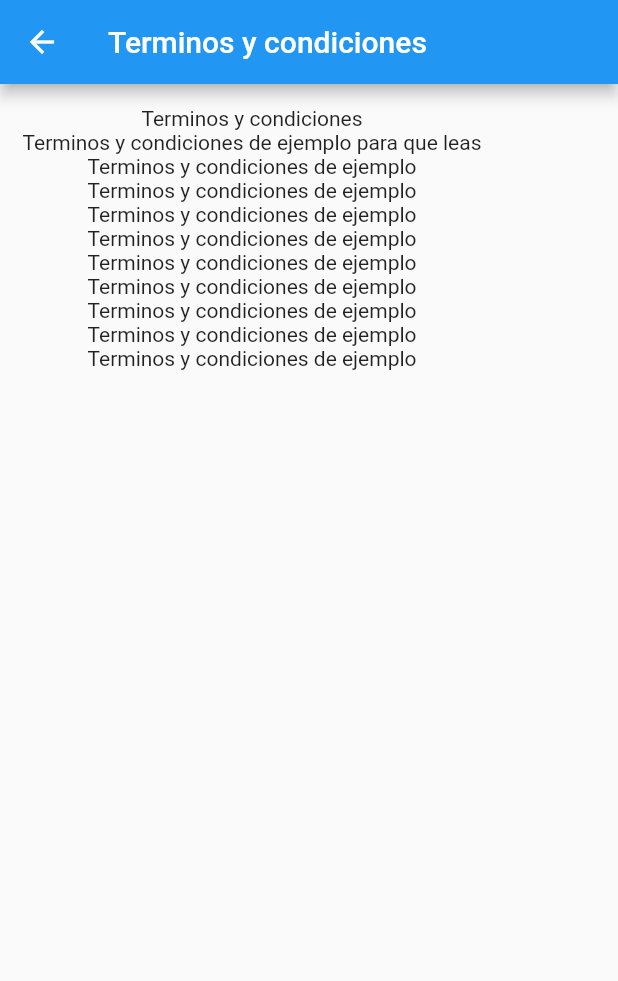
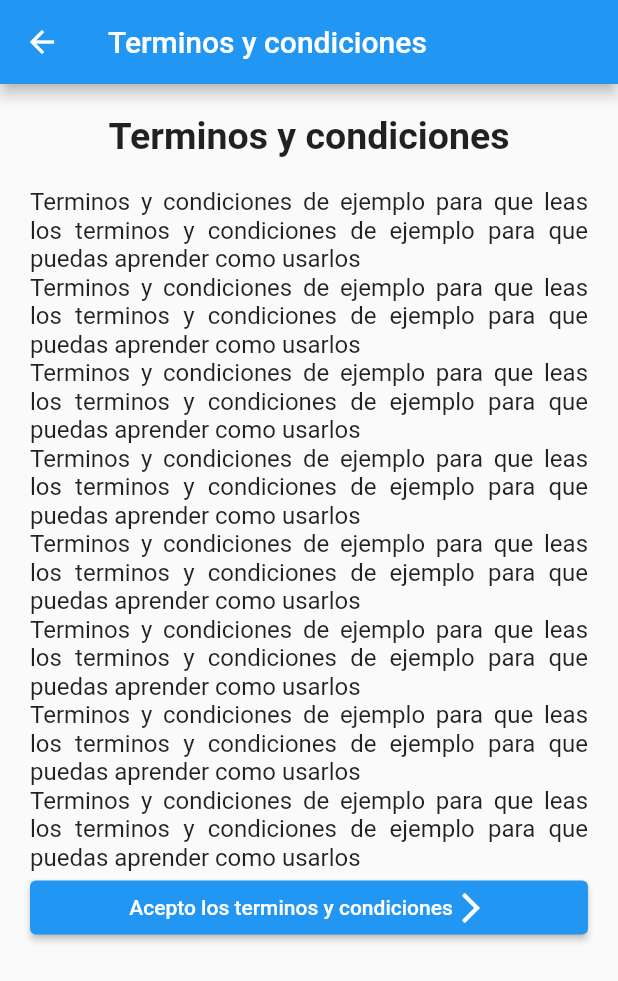
Before and after one commit to juanfer1a/personal_finance, a Flutter app: the page2 screen opened directly, on a phone screen of 412 x 824 dp. Shown: the top 981 px of the screen. Run offline on Flutter 3.47's test engine with Material 2 defaults, Android fonts, the phone set to English and light mode, and no system bars.

```diff
--- a/lib/pages/pages2.dart
+++ b/lib/pages/pages2.dart
@@ -1,4 +1,5 @@
 import 'package:flutter/material.dart';
+import 'package:personal_finance/main.dart';
 
 class page2 extends StatelessWidget {
   const page2({super.key});
@@ -10,21 +11,85 @@ class page2 extends StatelessWidget {
         title: Text('Terminos y condiciones'),
       ),
       body: Padding(
-        padding: const EdgeInsets.all(15.0),
+        padding: const EdgeInsets.all(20.0),
         child: Column(
-          mainAxisAlignment: MainAxisAlignment.start,
-          children: [
-            Text('Terminos y condiciones'),
-            Text('Terminos y condiciones de ejemplo para que leas'),
-            Text('Terminos y condiciones de ejemplo'),
-            Text('Terminos y condiciones de ejemplo'),
-            Text('Terminos y condiciones de ejemplo'),
-            Text('Terminos y condiciones de ejemplo'),
-            Text('Terminos y condiciones de ejemplo'),
-            Text('Terminos y condiciones de ejemplo'),
-            Text('Terminos y condiciones de ejemplo'),
-            Text('Terminos y condiciones de ejemplo'),
-            Text('Terminos y condiciones de ejemplo'),
+          // mainAxisAlignment: MainAxisAlignment.start,
+          //crossAxisAlignment: CrossAxisAlignment.start,
+          children: <Widget>[
+            Text(
+              'Terminos y condiciones',
+              style: TextStyle(fontSize: 25.0, fontWeight: FontWeight.bold),
+            ),
+            SizedBox(
+              height: 20.0,
+            ),
+            Text(
+              "Terminos y condiciones de ejemplo para que leas los"
+              " terminos y condiciones de ejemplo para que puedas aprender como"
+              " usarlos",
+              style: TextStyle(fontSize: 16.0),
+              textAlign: TextAlign.justify,
+            ),
+            Text(
+              "Terminos y condiciones de ejemplo para que leas los"
+              " terminos y condiciones de ejemplo para que puedas aprender como"
+              " usarlos",
+              style: TextStyle(fontSize: 16.0),
+              textAlign: TextAlign.justify,
+            ),
+            Text(
+              "Terminos y condiciones de ejemplo para que leas los"
+              " terminos y condiciones de ejemplo para que puedas aprender como"
+              " usarlos",
+              style: TextStyle(fontSize: 16.0),
+              textAlign: TextAlign.justify,
+            ),
+            Text(
+              "Terminos y condiciones de ejemplo para que leas los"
+              " terminos y condiciones de ejemplo para que puedas aprender como"
+              " usarlos",
+              style: TextStyle(fontSize: 16.0),
+              textAlign: TextAlign.justify,
+            ),
+            Text(
+              "Terminos y condiciones de ejemplo para que leas los"
+              " terminos y condiciones de ejemplo para que puedas aprender como"
+              " usarlos",
+              style: TextStyle(fontSize: 16.0),
+              textAlign: TextAlign.justify,
+            ),
+            Text(
+              "Terminos y condiciones de ejemplo para que leas los"
+              " terminos y condiciones de ejemplo para que puedas aprender como"
+              " usarlos",
+              style: TextStyle(fontSize: 16.0),
+              textAlign: TextAlign.justify,
+            ),
+            Text(
+              "Terminos y condiciones de ejemplo para que leas los"
+              " terminos y condiciones de ejemplo para que puedas aprender como"
+              " usarlos",
+              style: TextStyle(fontSize: 16.0),
+              textAlign: TextAlign.justify,
+            ),
+            Text(
+              "Terminos y condiciones de ejemplo para que leas los"
+              " terminos y condiciones de ejemplo para que puedas aprender como"
+              " usarlos",
+              style: TextStyle(fontSize: 16.0),
+              textAlign: TextAlign.justify,
+            ),
+            ElevatedButton(
+                onPressed: () {
+                  Navigator.pop(context);
+                },
+                child: Row(
+                  mainAxisAlignment: MainAxisAlignment.center,
+                  children: <Widget>[
+                    Text('Acepto los terminos y condiciones'),
+                    Icon(Icons.arrow_forward_ios)
+                  ],
+                ))
           ],
         ),
       ),
```
Also changed, not shown: lib/main.dart (+4 -3 lines).
